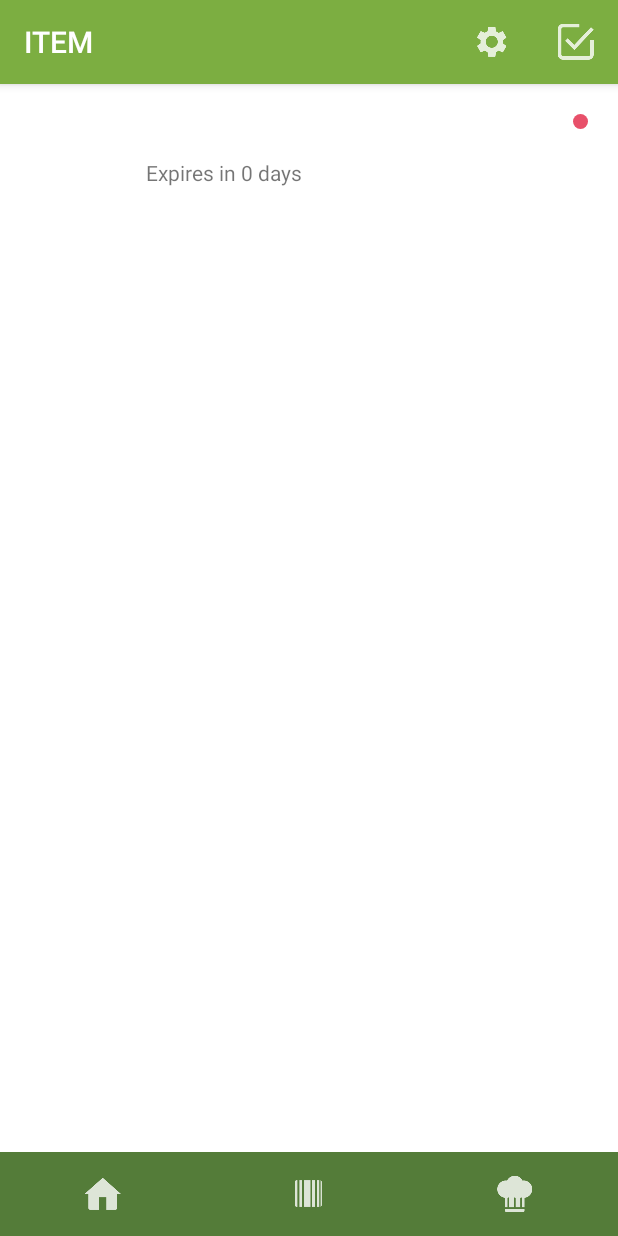
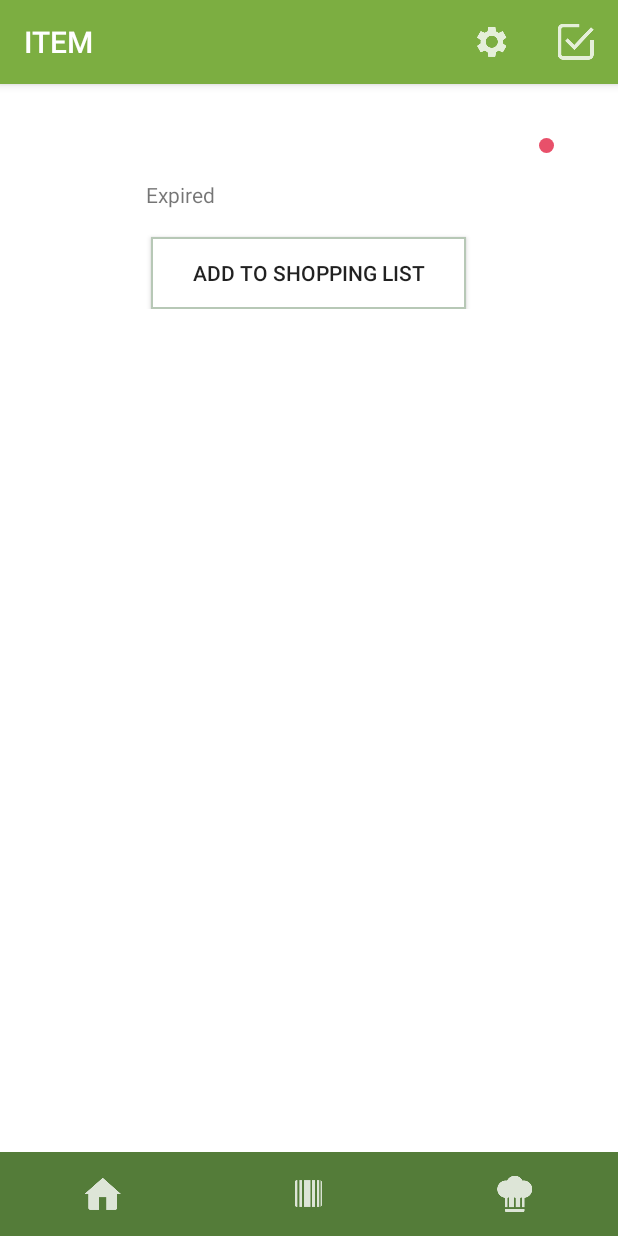
Before and after one commit to singhh213/project-fresh, an Android app: the fragment ItemInfo placed in its activity, on a phone screen of 412 x 824 dp. Run offline under Robolectric (Android 15) with nearby library versions, the phone set to English and light mode, and no system bars; our stand-ins replace CircleImageView; libraries missing offline, so code that uses them is left out: com.google.zxing.integration, com.parse; 3 statements that could not run were skipped.

Commit message:
added shopping list button to item info screen

```diff
--- a/app/src/main/java/edu/uw/singhh17/project_fresh/ItemInfo.java
+++ b/app/src/main/java/edu/uw/singhh17/project_fresh/ItemInfo.java
@@ -11,8 +11,18 @@ import android.util.Log;
 import android.view.LayoutInflater;
 import android.view.View;
 import android.view.ViewGroup;
+import android.widget.Button;
 import android.widget.ImageView;
 import android.widget.TextView;
+
+import com.parse.GetCallback;
+import com.parse.ParseException;
+import com.parse.ParseObject;
+import com.parse.ParseQuery;
+
+import org.w3c.dom.Text;
+
+import java.util.Map;
 
 import edu.uw.singhh17.project_fresh.Utils.DownloadImageTask;
 
@@ -23,6 +33,7 @@ public class ItemInfo extends Fragment {
     private int expireInfo;
     private String imageUrl;
     private String nutritionUrl;
+    private String quantity;
 
     private OnFragmentInteractionListener mListener;
 
@@ -39,6 +50,7 @@ public class ItemInfo extends Fragment {
             expireInfo = getArguments().getInt("expireInfo");
             imageUrl = getArguments().getString("imageUrl");
             nutritionUrl = getArguments().getString("nutritionUrl");
+            quantity = getArguments().getString("quantity");
         }
     }
 
@@ -53,11 +65,15 @@ public class ItemInfo extends Fragment {
         TextView expInfo = (TextView) rootView.findViewById(R.id.expireInfo);
         ImageView itemImg = (ImageView) rootView.findViewById(R.id.itemImage);
         ImageView nutritionLabel = (ImageView) rootView.findViewById(R.id.nutrtionLabel);
+        TextView itemQuantity = (TextView) rootView.findViewById(R.id.itemAmount);
+        final Button addItem = (Button) rootView.findViewById(R.id.iteminfo_add_button);
 
         ImageView indicator = (ImageView) rootView.findViewById(R.id.colorIndicator);
         GradientDrawable bgShape = (GradientDrawable)indicator.getBackground();
 
         itemName.setText(name);
+        itemQuantity.setText(quantity);
+
         new DownloadImageTask(itemImg)
                 .execute(imageUrl);
 
@@ -75,7 +91,36 @@ public class ItemInfo extends Fragment {
             bgShape.setColor(ContextCompat.getColor(getContext(), R.color.ci_red));
         }
 
-        expInfo.setText("Expires in " + Integer.toString(expireInfo) + " days");
+        if (expireInfo > 0) {
+            expInfo.setText("Expires in " + Integer.toString(expireInfo) + " days");
+        } else {
+            expInfo.setText("Expired");
+        }
+
+        addItem.setOnClickListener(new View.OnClickListener() {
+
+            @Override
+            public void onClick(View v) {
+
+                ParseQuery<ParseObject> query = ParseQuery.getQuery("ShoppingList");
+                query.getInBackground("IAf5ywmpFM", new GetCallback<ParseObject>() {
+                    @Override
+                    public void done(ParseObject object, ParseException e) {
+                        if (e == null) {
+
+                            Map<String, Boolean> shoppingList = object.getMap("shoppingList");
+                            shoppingList.put(name, false);
+
+                            object.put("shoppingList", shoppingList);
+                            object.saveInBackground();
+                            addItem.setText("Added to Shopping List");
+                            addItem.setBackgroundColor(ContextCompat.getColor(getContext(), R.color.actionBarGreen));
+                            addItem.setTextColor(Color.WHITE);
+                        }
+                    }
+                });
+            }
+        });
 
         return rootView;
     }
--- a/app/src/main/java/edu/uw/singhh17/project_fresh/Model/PantryData.java
+++ b/app/src/main/java/edu/uw/singhh17/project_fresh/Model/PantryData.java
@@ -14,11 +14,13 @@ public class PantryData {
     public int daysLeft;
     public String imageUrl;
     public String nutritionLabel;
+    public String quantity;
 
-    public PantryData(String name, int daysLeft, String imageUrl, String nutritionLabel) {
+    public PantryData(String name, int daysLeft, String imageUrl, String nutritionLabel, String quantity) {
         this.name = name;
         this.daysLeft = daysLeft;
         this.imageUrl = imageUrl;
         this.nutritionLabel = nutritionLabel;
+        this.quantity = quantity;
     }
 }
--- a/app/src/main/java/edu/uw/singhh17/project_fresh/PantryView.java
+++ b/app/src/main/java/edu/uw/singhh17/project_fresh/PantryView.java
@@ -73,7 +73,8 @@ public class PantryView extends Fragment implements ItemInfo.OnFragmentInteracti
 //                           parseData.add(new PantryData(p.getString("item"), p.getInt("daysLeft")));
 //                            data[i] = new PantryData(p.getString("item"), p.getInt("daysLeft"));
 
-                            pAdapter.add(new PantryData(p.getString("brand") + " " + p.getString("item"), p.getInt("daysLeft"), p.getString("imageUrl"), p.getString("nutritionUrl")));
+                            pAdapter.add(new PantryData(p.getString("brand") + " " + p.getString("item"), p.getInt("daysLeft"),
+                                    p.getString("imageUrl"), p.getString("nutritionUrl"), p.getString("quantity")));
 
                         }
                     }
@@ -91,6 +92,7 @@ public class PantryView extends Fragment implements ItemInfo.OnFragmentInteracti
                 bundle.putInt("expireInfo", parseData.get(position).daysLeft);
                 bundle.putString("imageUrl", parseData.get(position).imageUrl);
                 bundle.putString("nutritionUrl", parseData.get(position).nutritionLabel);
+                bundle.putString("quantity", parseData.get(position).quantity);
                 ItemInfo itemObj = new ItemInfo();
                 itemObj.setArguments(bundle);
 
--- a/app/src/main/java/edu/uw/singhh17/project_fresh/RecipeDetail.java
+++ b/app/src/main/java/edu/uw/singhh17/project_fresh/RecipeDetail.java
@@ -166,12 +166,12 @@ public class RecipeDetail extends Fragment {
 
                             object.put("shoppingList", ingred);
                             object.saveInBackground();
-                            addButton.setText("Added to Shopping List");
-                            addButton.setBackgroundColor(ContextCompat.getColor(getContext(), R.color.actionBarGreen));
-                            addButton.setTextColor(Color.WHITE);
                         }
                     }
                 });
+                addButton.setText("Added to Shopping List");
+                addButton.setBackgroundColor(ContextCompat.getColor(getContext(), R.color.actionBarGreen));
+                addButton.setTextColor(Color.WHITE);
             }
 
 
--- a/app/src/main/res/layout/fragment_item_info.xml
+++ b/app/src/main/res/layout/fragment_item_info.xml
@@ -9,7 +9,7 @@
 
     <ScrollView
         android:layout_width="match_parent"
-        android:layout_height="400dp"
+        android:layout_height="325dp"
         android:layout_gravity="center_horizontal|bottom">
             <!--<RelativeLayout-->
                 <!--android:layout_width="match_parent"-->
@@ -29,11 +29,14 @@
     </ScrollView>
 
 
+    <RelativeLayout
+        android:layout_width="match_parent"
+        android:layout_height="150dp">
             <de.hdodenhof.circleimageview.CircleImageView
                 android:layout_width="50dp"
                 android:layout_height="50dp"
                 android:layout_marginLeft="10dp"
-                android:layout_marginTop="5dp"
+                android:layout_marginTop="15dp"
                 android:id="@+id/itemImage" />
 
             <LinearLayout
@@ -41,10 +44,13 @@
                 android:layout_width="247dp"
                 android:layout_height="wrap_content"
                 android:layout_gravity="center_horizontal|top"
+                android:id="@+id/linearLayout"
+                android:layout_alignParentTop="true"
+                android:layout_centerHorizontal="true"
                 android:layout_marginTop="5dp">
 
                 <TextView
-                    android:layout_width="277dp"
+                    android:layout_width="match_parent"
                     android:layout_height="wrap_content"
                     android:textAppearance="?android:attr/textAppearanceLarge"
                     android:text="Large Text"
@@ -53,22 +59,46 @@
                     android:layout_marginLeft="15dp" />
 
                 <TextView
+                    android:layout_width="wrap_content"
+                    android:layout_height="wrap_content"
+                    android:textAppearance="?android:attr/textAppearanceSmall"
+                    android:text="Small Text"
+                    android:id="@+id/itemAmount"
+                    android:layout_marginLeft="15dp"/>
+
+                <TextView
                     android:layout_width="185dp"
                     android:layout_height="wrap_content"
                     android:textAppearance="?android:attr/textAppearanceSmall"
                     android:text="Small Text"
                     android:id="@+id/expireInfo"
                     android:layout_marginLeft="15dp"
-                    android:layout_marginTop="20dp" />
+                    android:layout_marginTop="15dp" />
             </LinearLayout>
 
             <ImageView
                 android:layout_width="10dp"
                 android:layout_height="10dp"
                 android:id="@+id/colorIndicator"
-                android:layout_marginTop="20dp"
-                android:layout_marginRight="20dp"
                 android:layout_gravity="right|top"
-                android:background="@drawable/circle"/>
+                android:background="@drawable/circle"
+                android:layout_alignBottom="@+id/itemImage"
+                android:layout_toRightOf="@+id/linearLayout"
+                android:layout_toEndOf="@+id/linearLayout"
+                android:layout_marginLeft="30dp"
+                android:layout_marginStart="30dp"
+                android:layout_marginBottom="19dp" />
+
+    <Button
+        android:layout_width="210dp"
+        android:layout_height="wrap_content"
+        android:text="Add to Shopping List"
+        android:id="@+id/iteminfo_add_button"
+        android:layout_gravity="center_horizontal|top"
+        android:background="@drawable/recipe_border"
+        android:layout_centerHorizontal="true"
+        android:layout_alignParentBottom="true" />
+
+    </RelativeLayout>
 
 </FrameLayout>
```
